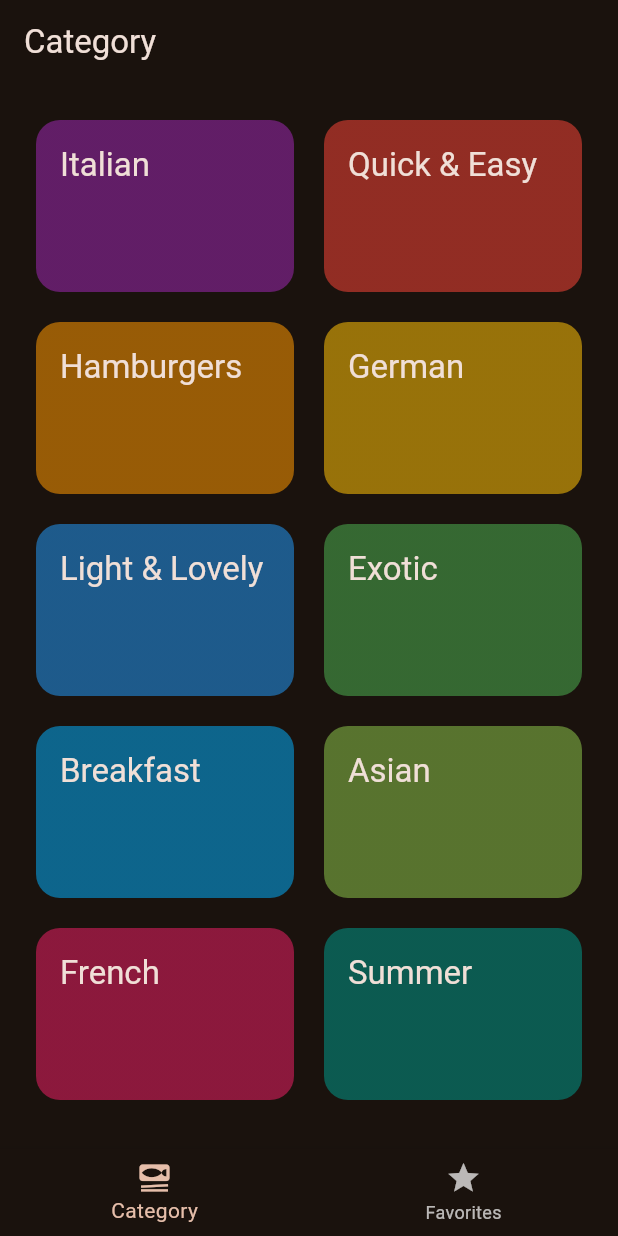
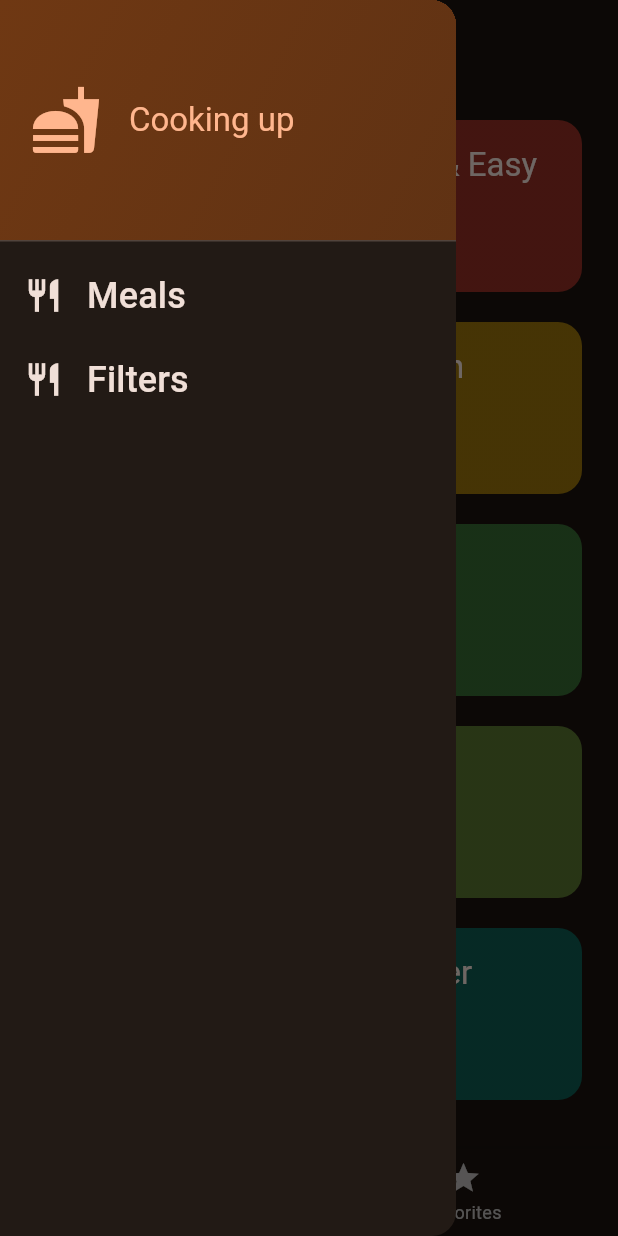
Before and after one commit to DmitrySergienko/flutter_meal, a Flutter app: the screen it shows after launch, with the side drawer open (before the commit the screen has no drawer), on a phone screen of 412 x 824 dp. Run offline on Flutter 3.47's test engine with Material 2 defaults, Android fonts, the phone set to English and light mode, and no system bars; our stand-ins replace google_fonts, transparent_image.

Commit message:
attach filters to drawer screen

```diff
--- a/lib/main.dart
+++ b/lib/main.dart
@@ -20,6 +20,6 @@ class App extends StatelessWidget {
 
   @override
   Widget build(BuildContext context) {
-    return MaterialApp(theme: theme, home: TabsScreen());
+    return MaterialApp(theme: theme, home: const TabsScreen());
   }
 }
--- a/lib/presentation/screens/tabs_screen.dart
+++ b/lib/presentation/screens/tabs_screen.dart
@@ -1,7 +1,9 @@
 import 'package:flutter/material.dart';
 import 'package:meal_app/models/meal.dart';
 import 'package:meal_app/presentation/screens/category_screen.dart';
+import 'package:meal_app/presentation/screens/filter_screen.dart';
 import 'package:meal_app/presentation/screens/meals_screen.dart';
+import 'package:meal_app/presentation/widgets/main_drawer.dart';
 
 class TabsScreen extends StatefulWidget {
   const TabsScreen({super.key});
@@ -13,31 +15,26 @@ class TabsScreen extends StatefulWidget {
 }
 
 class _TabsScreenState extends State<TabsScreen> {
-
   //for bottom navigation tab
-  int _selectedTabIndex =0;
+  int _selectedTabIndex = 0;
 
   //to manage favorit meal
   final List<Meal> _favoritMeal = [];
 
-  void _showInfoMessage(String message){
+  void _showInfoMessage(String message) {
     ScaffoldMessenger.of(context).clearSnackBars();
-    ScaffoldMessenger.of(context).showSnackBar(
-      SnackBar(
-        content: Text(message)
-        )
-    );
+    ScaffoldMessenger.of(context)
+        .showSnackBar(SnackBar(content: Text(message)));
   }
 
-  void _toggleFavorit(Meal meal){
-
+  void _toggleFavorit(Meal meal) {
     final isExisting = _favoritMeal.contains(meal);
-    if(isExisting){
+    if (isExisting) {
       setState(() {
         _favoritMeal.remove(meal);
       });
       _showInfoMessage("Meal in no longer a Fovorite");
-    } else{
+    } else {
       setState(() {
         _favoritMeal.add(meal);
       });
@@ -45,30 +42,40 @@ class _TabsScreenState extends State<TabsScreen> {
     }
   }
 
-
-  void _selectPage(int index){
+  void _selectPage(int index) {
     setState(() {
       _selectedTabIndex = index;
     });
   }
 
+  void _setSelectedScreen(String identifier) {
+
+    //alwais calos drawer
+    Navigator.of(context).pop();
+
+    if (identifier == 'Filters') {
+      //navigate to FilterScreen
+      Navigator.of(context).push(
+        MaterialPageRoute(builder: (ctx) => const FilterScreen()),
+      );
+    }
+  }
 
   @override
   Widget build(BuildContext context) {
-
-    Widget activePage =   CategoryScreen(
+    Widget activePage = CategoryScreen(
       onToggleFavorit: _toggleFavorit,
     );
     var activePageTitle = 'Category';
 
-    switch(_selectedTabIndex){
+    switch (_selectedTabIndex) {
       case 0:
         activePage = CategoryScreen(
           onToggleFavorit: _toggleFavorit,
         );
         break;
       case 1:
-      activePage =  MealsScreen(
+        activePage = MealsScreen(
           meals: _favoritMeal,
           onToggleFavorit: _toggleFavorit,
         );
@@ -78,22 +85,25 @@ class _TabsScreenState extends State<TabsScreen> {
         activePage = CategoryScreen(
           onToggleFavorit: _toggleFavorit,
         );
-
     }
 
     return Scaffold(
       appBar: AppBar(
         title: Text(activePageTitle),
       ),
+      drawer: MainDrawer(
+        onSelectScreen: _setSelectedScreen,
+
+      ),
       body: activePage,
       bottomNavigationBar: BottomNavigationBar(
         onTap: _selectPage,
         currentIndex: _selectedTabIndex,
         items: const [
-          BottomNavigationBarItem(icon: Icon(Icons.set_meal), label: 'Category'),
+          BottomNavigationBarItem(
+              icon: Icon(Icons.set_meal), label: 'Category'),
           BottomNavigationBarItem(icon: Icon(Icons.star), label: 'Favorites')
         ],
-
       ),
     );
   }
--- /dev/null
+++ b/lib/presentation/widgets/main_drawer.dart
@@ -0,0 +1,76 @@
+import 'package:flutter/material.dart';
+
+class MainDrawer extends StatelessWidget {
+  const MainDrawer({super.key, required this.onSelectScreen});
+
+
+  final void Function(String text) onSelectScreen;
+
+  @override
+  Widget build(BuildContext context) {
+    return Drawer(
+        child: Column(
+      children: [
+        DrawerHeader(
+          padding: const EdgeInsets.all(20),
+          decoration: BoxDecoration(
+              gradient: LinearGradient(
+            colors: [
+              Theme.of(context).colorScheme.primaryContainer,
+              Theme.of(context).colorScheme.primaryContainer.withOpacity(0.8),
+            ],
+            begin: Alignment.topLeft,
+            end: Alignment.bottomRight,
+          )),
+          child: Row(
+            children: [
+              Icon(
+                Icons.fastfood,
+                size: 48,
+                color: Theme.of(context).colorScheme.primary,
+              ),
+              const SizedBox(width: 18),
+              Text(
+                'Cooking up',
+                style: Theme.of(context).textTheme.titleLarge!.copyWith(
+                      color: Theme.of(context).colorScheme.primary,
+                    ),
+              )
+            ],
+          ),
+        ),
+        ListTile(
+          leading: Icon(
+            Icons.restaurant,
+            size: 26,
+            color: Theme.of(context).colorScheme.onBackground,
+          ),
+          title: Text(
+            'Meals',
+            style: Theme.of(context).textTheme.titleSmall!.copyWith(
+                color: Theme.of(context).colorScheme.onBackground, fontSize: 24),
+          ),
+          onTap: () {
+            onSelectScreen('Meals');
+            },
+        ),
+
+        ListTile(
+          leading: Icon(
+            Icons.restaurant,
+            size: 26,
+            color: Theme.of(context).colorScheme.onBackground,
+          ),
+          title: Text(
+            'Filters',
+            style: Theme.of(context).textTheme.titleSmall!.copyWith(
+                color: Theme.of(context).colorScheme.onBackground, fontSize: 24),
+          ),
+          onTap: () {
+            onSelectScreen('Filters');
+            },
+        ),
+      ],
+    ));
+  }
+}
```
Also changed, not shown: lib/presentation/screens/filter_screen.dart (added, +62 -0 lines). Lines whose indentation alone changed are shown as unchanged.
